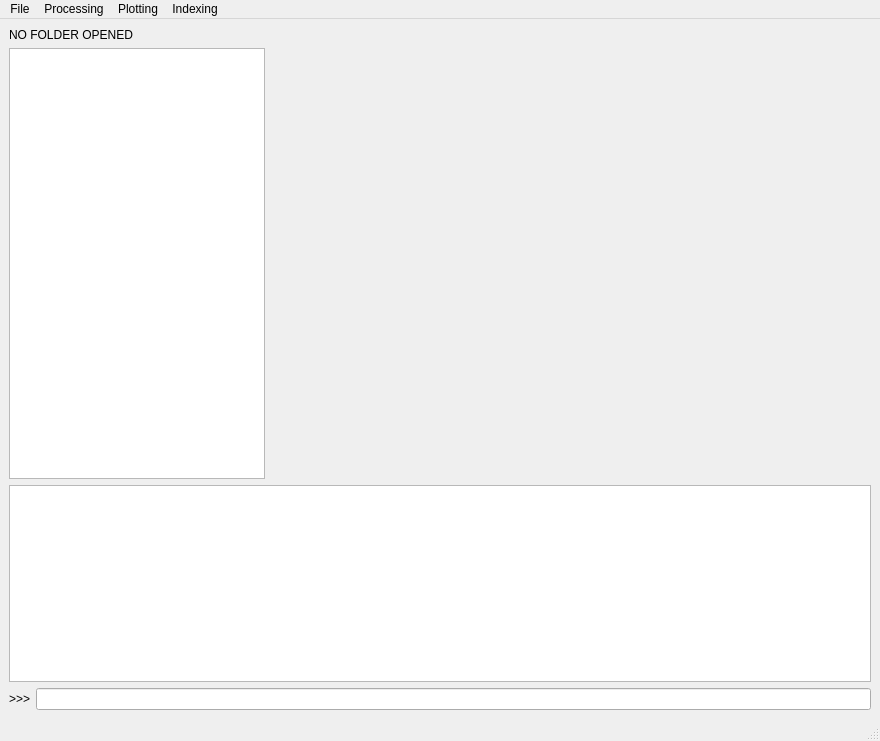
Old version of the form ui/main_window.ui in the repository EBSP-Indexer/EBSP-Indexer.
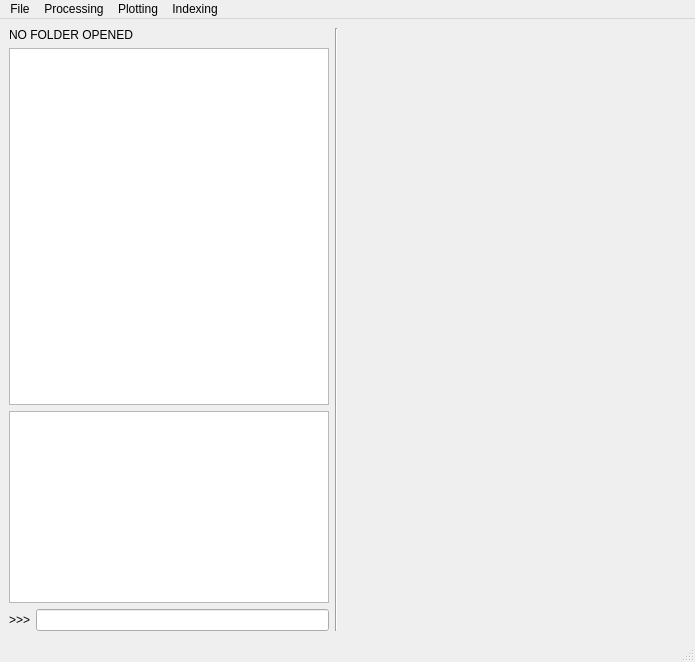
New version of the form. Custom widgets are drawn as their Qt base class.

Commit message: main window image viewer

```diff
--- a/ui/main_window.ui
+++ b/ui/main_window.ui
@@ -6,8 +6,8 @@
    <rect>
     <x>0</x>
     <y>0</y>
-    <width>880</width>
-    <height>741</height>
+    <width>695</width>
+    <height>662</height>
    </rect>
   </property>
   <property name="windowTitle">
@@ -22,11 +22,11 @@
   <widget class="QWidget" name="centralwidget">
    <layout class="QGridLayout" name="gridLayout">
     <item row="0" column="0">
-     <layout class="QVBoxLayout" name="verticalLayout" stretch="2,1">
+     <layout class="QVBoxLayout" name="verticalLayout" stretch="2">
       <item>
-       <layout class="QHBoxLayout" name="topLayout" stretch="0,1">
+       <layout class="QHBoxLayout" name="topLayout" stretch="1,0,2">
         <item>
-         <layout class="QVBoxLayout" name="systemViewerLayout">
+         <layout class="QVBoxLayout" name="systemViewerLayout" stretch="0,1,0,0">
           <item>
            <widget class="QLabel" name="folderLabel">
             <property name="sizePolicy">
@@ -50,8 +50,8 @@
             </property>
             <property name="minimumSize">
              <size>
-              <width>240</width>
-              <height>0</height>
+              <width>320</width>
+              <height>320</height>
              </size>
             </property>
             <property name="styleSheet">
@@ -65,8 +65,39 @@
             </attribute>
            </widget>
           </item>
+          <item>
+           <widget class="QPlainTextEdit" name="consoleLog">
+            <property name="sizePolicy">
+             <sizepolicy hsizetype="MinimumExpanding" vsizetype="MinimumExpanding">
+              <horstretch>0</horstretch>
+              <verstretch>0</verstretch>
+             </sizepolicy>
+            </property>
+           </widget>
+          </item>
+          <item>
+           <layout class="QHBoxLayout" name="inputLayout">
+            <item>
+             <widget class="QLabel" name="consolePrompt">
+              <property name="text">
+               <string>&gt;&gt;&gt;</string>
+              </property>
+             </widget>
+            </item>
+            <item>
+             <widget class="QLineEdit" name="consoleInput"/>
+            </item>
+           </layout>
+          </item>
          </layout>
         </item>
+        <item>
+         <widget class="Line" name="line">
+          <property name="orientation">
+           <enum>Qt::Vertical</enum>
+          </property>
+         </widget>
+        </item>
         <item>
          <widget class="MplWidget" name="MplWidget" native="true">
           <property name="sizePolicy">
@@ -77,42 +108,14 @@
           </property>
           <property name="minimumSize">
            <size>
-            <width>200</width>
-            <height>200</height>
+            <width>320</width>
+            <height>320</height>
            </size>
           </property>
          </widget>
         </item>
        </layout>
       </item>
-      <item>
-       <layout class="QVBoxLayout" name="bottomLayout" stretch="2,0">
-        <item>
-         <widget class="QPlainTextEdit" name="consoleLog">
-          <property name="sizePolicy">
-           <sizepolicy hsizetype="MinimumExpanding" vsizetype="MinimumExpanding">
-            <horstretch>0</horstretch>
-            <verstretch>0</verstretch>
-           </sizepolicy>
-          </property>
-         </widget>
-        </item>
-        <item>
-         <layout class="QHBoxLayout" name="inputLayout">
-          <item>
-           <widget class="QLabel" name="consolePrompt">
-            <property name="text">
-             <string>&gt;&gt;&gt;</string>
-            </property>
-           </widget>
-          </item>
-          <item>
-           <widget class="QLineEdit" name="consoleInput"/>
-          </item>
-         </layout>
-        </item>
-       </layout>
-      </item>
      </layout>
     </item>
    </layout>
@@ -122,8 +125,8 @@
     <rect>
      <x>0</x>
      <y>0</y>
-     <width>880</width>
-     <height>26</height>
+     <width>695</width>
+     <height>24</height>
     </rect>
    </property>
    <widget class="QMenu" name="menuFile">
```
The commit also changes 6 other files.
